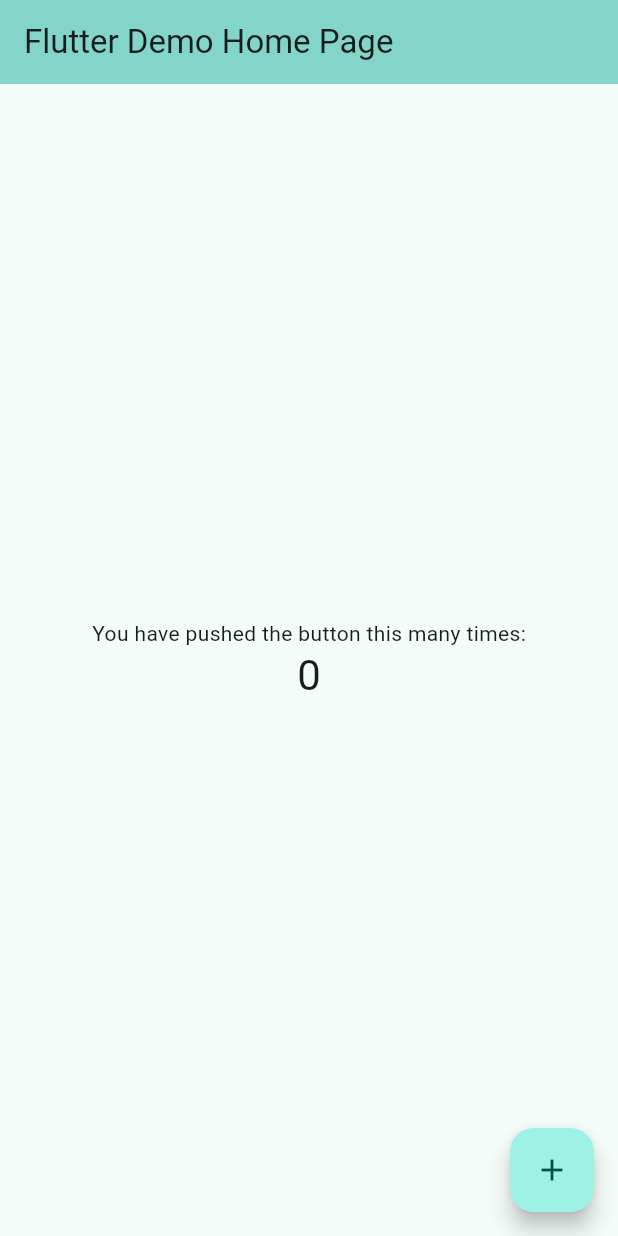
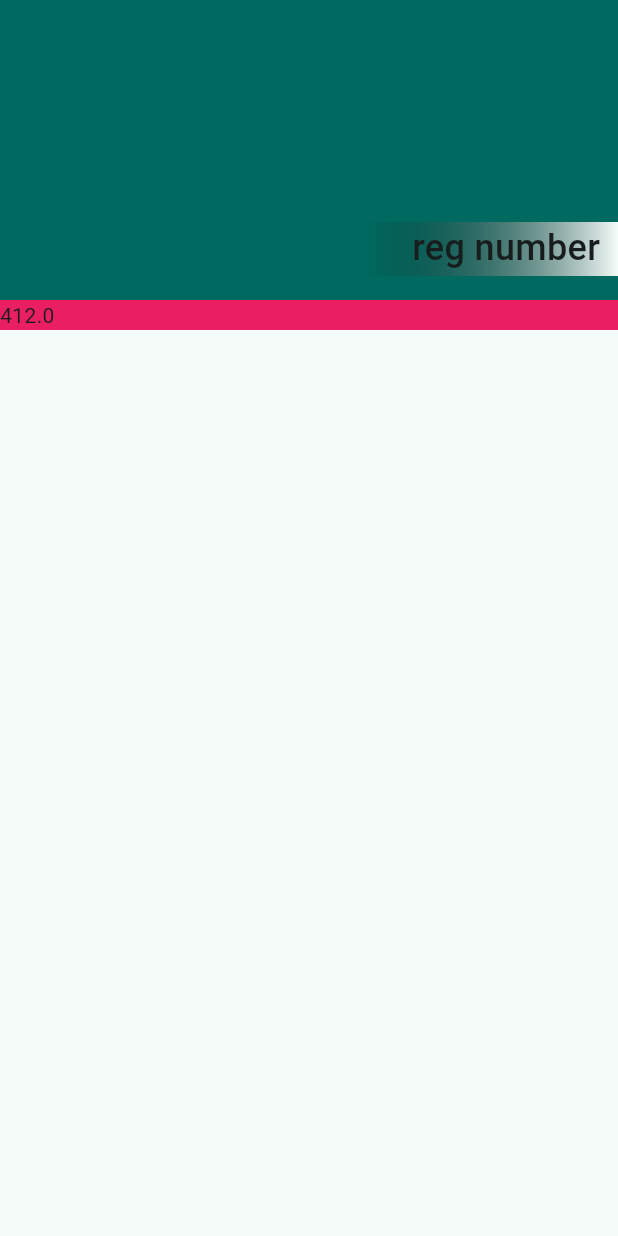
Before and after one commit to IHKodifier/ui_playground, a Flutter app: the screen it shows after launch, on a phone screen of 412 x 824 dp. Run offline on Flutter 3.47's test engine with Material 2 defaults, Android fonts, the phone set to English and light mode, and no system bars; our stand-ins replace cloud_firestore, equatable; accounts and stored records are empty.

Commit message:
H2O 8 Aug

```diff
--- /dev/null
+++ b/lib/data.dart
@@ -0,0 +1,56 @@
+import 'dart:developer';
+import 'package:ui_playground/models/service.dart';
+import 'package:cloud_firestore/cloud_firestore.dart';
+import 'package:ui_playground/models/maintenance.dart';
+import 'package:ui_playground/models/vehicle.dart';
+
+Vehicle vehicle=Vehicle(id: '999',
+doors: 5,
+driven: 99000,
+images: ['url1',
+'url2'],
+maintenances: maintenancesList,
+make: 'Make',
+model: 'Model',
+reg: 'reg number',
+regCity: 'regcity',
+year: 'year 99');
+List<Maintenance> maintenancesList=<Maintenance>[
+  Maintenance(cost: 1234,
+  id: 'Maintenance id 1',
+  kmsDriven: 99001,
+  litres: 1,
+  location: 'Maint location 1',
+  services: servicesList,
+  timestamp: DateTime.now(),
+  ),
+  Maintenance(cost: 5678,
+  id: 'Maintenance id 2',
+  kmsDriven: 99002,
+  litres: 2,
+  location: 'Maint location',
+  services: servicesList,
+  timestamp: DateTime.now(),
+  ),
+  Maintenance(cost: 9101112,
+  id: 'Maintenance id 3',
+  kmsDriven: 99003,
+  litres: 3,
+  location: 'Maint location 3',
+  services: servicesList,
+  timestamp: DateTime.now(),
+  ),
+
+];
+
+
+List<Service> servicesList= <Service>[
+  Service(name: 'service name 1',
+  cost: 1),
+  Service(name: 'service name 2',
+  cost: 2),
+  Service(name: 'service name 3',
+  cost: 3),
+  Service(name: 'service name 4',
+  cost: 4),
+];
--- a/lib/main.dart
+++ b/lib/main.dart
@@ -1,4 +1,5 @@
 import 'package:flutter/material.dart';
+import 'package:ui_playground/data.dart';
 
 void main() {
   runApp(const MyApp());
@@ -13,21 +14,6 @@ class MyApp extends StatelessWidget {
     return MaterialApp(
       title: 'Flutter Demo',
       theme: ThemeData(
-        // This is the theme of your application.
-        //
-        // TRY THIS: Try running your application with "flutter run". You'll see
-        // the application has a blue toolbar. Then, without quitting the app,
-        // try changing the seedColor in the colorScheme below to Colors.green
-        // and then invoke "hot reload" (save your changes or press the "hot
-        // reload" button in a Flutter-supported IDE, or press "r" if you used
-        // the command line to start the app).
-        //
-        // Notice that the counter didn't reset back to zero; the application
-        // state is not lost during the reload. To reset the state, use hot
-        // restart instead.
-        //
-        // This works for code too, not just values: Most code changes can be
-        // tested with just a hot reload.
         colorScheme: ColorScheme.fromSeed(seedColor: Colors.teal),
         useMaterial3: true,
       ),
@@ -39,15 +25,6 @@ class MyApp extends StatelessWidget {
 class MyHomePage extends StatefulWidget {
   const MyHomePage({super.key, required this.title});
 
-  // This widget is the home page of your application. It is stateful, meaning
-  // that it has a State object (defined below) that contains fields that affect
-  // how it looks.
-
-  // This class is the configuration for the state. It holds the values (in this
-  // case the title) provided by the parent (in this case the App widget) and
-  // used by the build method of the State. Fields in a Widget subclass are
-  // always marked "final".
-
   final String title;
 
   @override
@@ -57,69 +34,64 @@ class MyHomePage extends StatefulWidget {
 class _MyHomePageState extends State<MyHomePage> {
   int _counter = 0;
 
-  void _incrementCounter() {
-    setState(() {
-      // This call to setState tells the Flutter framework that something has
-      // changed in this State, which causes it to rerun the build method below
-      // so that the display can reflect the updated values. If we changed
-      // _counter without calling setState(), then the build method would not be
-      // called again, and so nothing would appear to happen.
-      _counter++;
-    });
-  }
+  // void _incrementCounter() {
+  //   setState(() {
+
+  //     _counter++;
+  //   });
+  // }
 
   @override
   Widget build(BuildContext context) {
-    // This method is rerun every time setState is called, for instance as done
-    // by the _incrementCounter method above.
-    //
-    // The Flutter framework has been optimized to make rerunning build methods
-    // fast, so that you can just rebuild anything that needs updating rather
-    // than having to individually change instances of widgets.
+    final state = vehicle;
     return Scaffold(
-      appBar: AppBar(
-        // TRY THIS: Try changing the color here to a specific color (to
-        // Colors.amber, perhaps?) and trigger a hot reload to see the AppBar
-        // change color while the other colors stay the same.
-        backgroundColor: Theme.of(context).colorScheme.inversePrimary,
-        // Here we take the value from the MyHomePage object that was created by
-        // the App.build method, and use it to set our appbar title.
-        title: Text(widget.title),
+      body: CustomScrollView(
+        slivers: [
+          SliverAppBar(
+            pinned: false,
+            floating: true,
+            backgroundColor: Theme.of(context).primaryColor,
+            expandedHeight: 200,
+            flexibleSpace: FlexibleSpaceBar(
+              title: SizedBox(
+                width: double.infinity,
+                child: DecoratedBox(
+                  decoration: BoxDecoration(
+                    gradient: LinearGradient(
+                      colors: [
+                        Theme.of(context).colorScheme.background,
+                        Colors.transparent,
+                      ],
+                      begin: Alignment.centerRight,
+                      end: Alignment.center,
                     ),
-      body: Center(
-        // Center is a layout widget. It takes a single child and positions it
-        // in the middle of the parent.
-        child: Column(
-          // Column is also a layout widget. It takes a list of children and
-          // arranges them vertically. By default, it sizes itself to fit its
-          // children horizontally, and tries to be as tall as its parent.
-          //
-          // Column has various properties to control how it sizes itself and
-          // how it positions its children. Here we use mainAxisAlignment to
-          // center the children vertically; the main axis here is the vertical
-          // axis because Columns are vertical (the cross axis would be
-          // horizontal).
-          //
-          // TRY THIS: Invoke "debug painting" (choose the "Toggle Debug Paint"
-          // action in the IDE, or press "p" in the console), to see the
-          // wireframe for each widget.
-          mainAxisAlignment: MainAxisAlignment.center,
-          children: <Widget>[
-            const Text(
-              'You have pushed the button this many times:',
                   ),
+                  child: Row(
+                    mainAxisAlignment: MainAxisAlignment.spaceBetween,
+                    children: [
+                      const Spacer(),
                       Text(
-              '$_counter',
-              style: Theme.of(context).textTheme.headlineMedium,
+                        state.reg!,
+                        style: Theme.of(context).textTheme.titleMedium,
+                      ),
+                      const SizedBox(
+                        width: 8,
                       ),
                     ],
                   ),
                 ),
-      floatingActionButton: FloatingActionButton(
-        onPressed: _incrementCounter,
-        tooltip: 'Increment',
-        child: const Icon(Icons.add),
-      ), // This trailing comma makes auto-formatting nicer for build methods.
+              ),
+            ),
+          ),
+
+       SliverToBoxAdapter(child: Container(
+        // height: 100,
+        color: Colors.pink,
+        width: MediaQuery.of(context).size.width/2,
+        child: Text('${MediaQuery.of(context).size.width.toString()}'),)),
+
+        ],
+      ),
     );
   }
 }
--- a/pubspec.yaml
+++ b/pubspec.yaml
@@ -35,6 +35,8 @@ dependencies:
   # The following adds the Cupertino Icons font to your application.
   # Use with the CupertinoIcons class for iOS style icons.
   cupertino_icons: ^1.0.2
+  equatable: ^2.0.5
+  cloud_firestore: ^4.8.4
 
 dev_dependencies:
   flutter_test:
```
Also changed, not shown: lib/models/maintenance.dart (added, +88 -0 lines), lib/models/service.dart (added, +63 -0 lines), lib/models/vehicle.dart (added, +141 -0 lines), lib/models/models.dart (deleted), pubspec.lock, 3 other files. Lines whose indentation alone changed are shown as unchanged.
